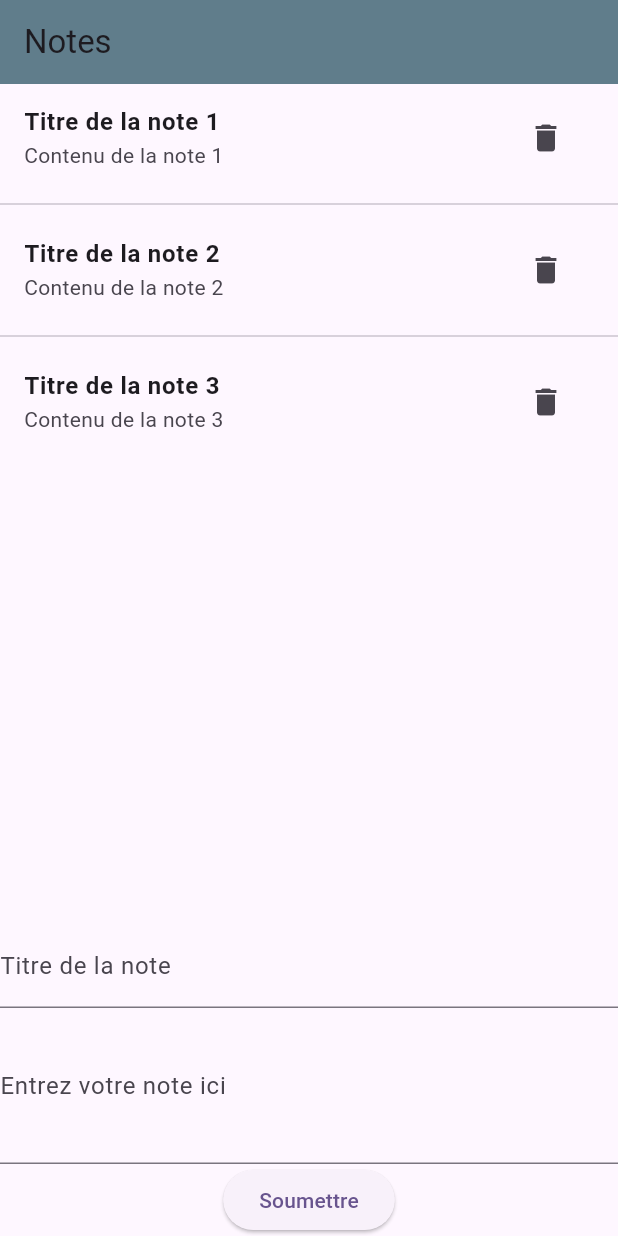
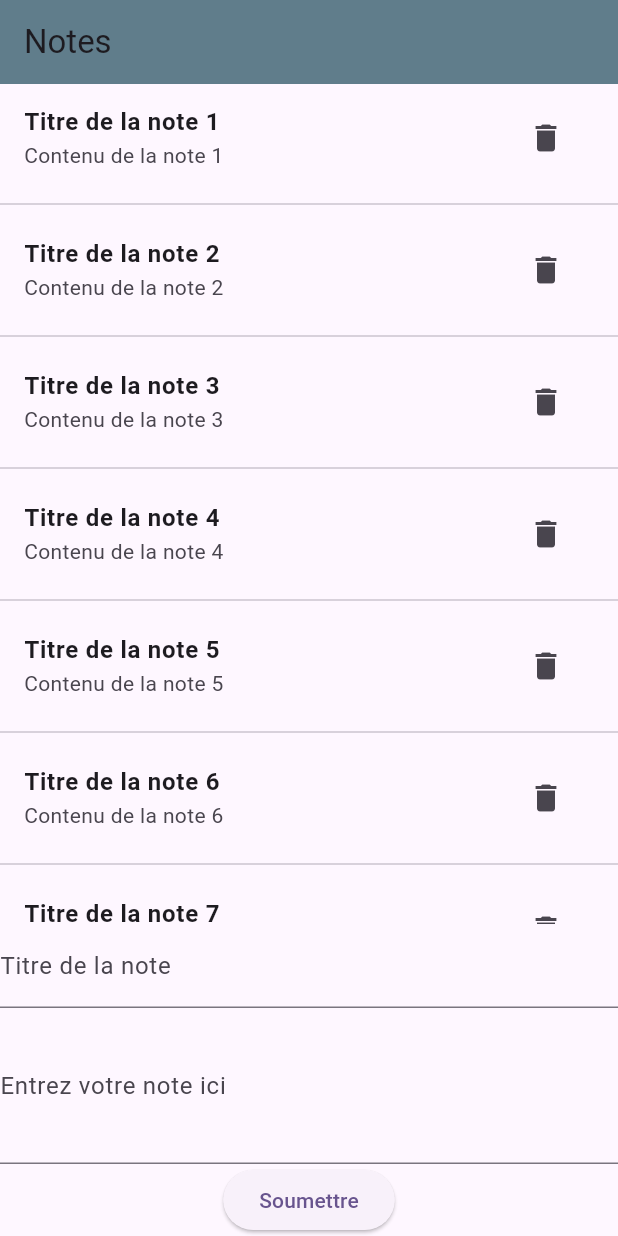
Before and after one commit to karen-asipuela-vinci/vinci-2, a Flutter app: the screen it shows after launch, on a phone screen of 412 x 824 dp. Run offline on Flutter 3.47's test engine with Material 3 defaults, Android fonts, the phone set to English and light mode, and no system bars.

Commit message:
fin exo3

```diff
--- a/intro-mobile/ex3/lib/home_screen.dart
+++ b/intro-mobile/ex3/lib/home_screen.dart
@@ -2,11 +2,18 @@ import 'package:flutter/material.dart';
 import 'my_form.dart';
 import 'my_note.dart';
 
-class HomeScreen extends StatelessWidget {
+class HomeScreen extends StatefulWidget {
   final List<MyNote> notes;
   final Function(String, String) addNote;
 
   const HomeScreen({super.key, required this.notes, required this.addNote});
+
+  @override
+  State<HomeScreen> createState() => _HomeScreenState();
+}
+
+class _HomeScreenState extends State<HomeScreen> {
+
 
   @override
   Widget build(BuildContext context) {
@@ -19,22 +26,22 @@ class HomeScreen extends StatelessWidget {
         children: [
           Expanded(
             child: ListView.separated(
-              itemCount: notes.length,
+              itemCount: widget.notes.length,
               separatorBuilder: (context, index) => const Divider(),
               itemBuilder: (context, index) {
                 return ListTile(
                   title: Text(
-                      notes[index].title,
+                      widget.notes[index].title,
                       style: const TextStyle(fontWeight: FontWeight.bold),
                   ),
-                  subtitle: Text(notes[index].content),
+                  subtitle: Text(widget.notes[index].content),
                   trailing: IconButton(
                     icon: const Icon(Icons.delete),
                     onPressed: () {
-                      notes.remove(notes[index]);
+                      widget.notes.remove(widget.notes[index]);
                       Navigator.of(context).pushReplacement(
                         MaterialPageRoute(
-                          builder: (context) => HomeScreen(notes: notes, addNote: addNote),
+                          builder: (context) => HomeScreen(notes: widget.notes, addNote: widget.addNote),
                         ),
                       );
                     },
@@ -43,7 +50,7 @@ class HomeScreen extends StatelessWidget {
               },
             ),
           ),
-          MyForm(addNote: addNote),
+          MyForm(addNote: widget.addNote),
         ],
       ),
     );
--- a/intro-mobile/ex3/lib/main.dart
+++ b/intro-mobile/ex3/lib/main.dart
@@ -4,7 +4,7 @@ import 'package:flutter/material.dart';
 import 'my_note.dart';
 
 final notes = List.generate(
-  3,
+  20,
   (index) => MyNote(
     title: "Titre de la note ${index + 1}",
     content: "Contenu de la note ${index + 1}",
@@ -12,11 +12,11 @@ final notes = List.generate(
 );
 
 void main() {
-  runApp(MyApp());
+  runApp(const MyApp());
 }
 
 class MyApp extends StatefulWidget {
-  MyApp({Key? key}) : super(key: key);
+  const MyApp({super.key});
 
   @override
   State<MyApp> createState() => _MyAppState();
@@ -24,10 +24,14 @@ class MyApp extends StatefulWidget {
 
 class _MyAppState extends State<MyApp> {
   //add function
-  void addNote(String title, String content) => setState(() => notes.add(MyNote(
-    title: title,
-    content: content,
-  )));
+  void addNote(String title, String content) {
+    setState(() {
+      notes.add(MyNote(
+        title: title,
+        content: content,
+      ));
+    });
+  }
 
   // This widget is the root of your application.
   @override
```
